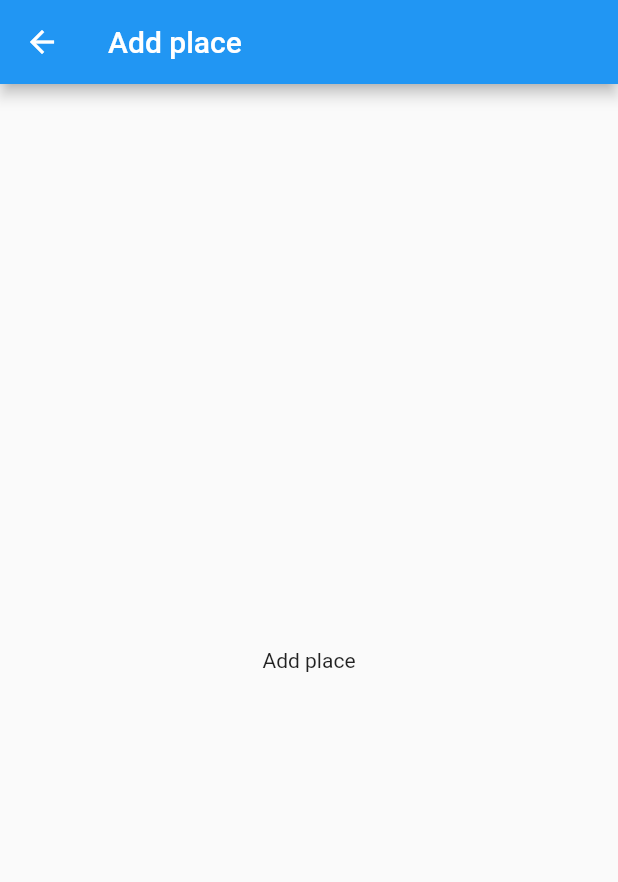
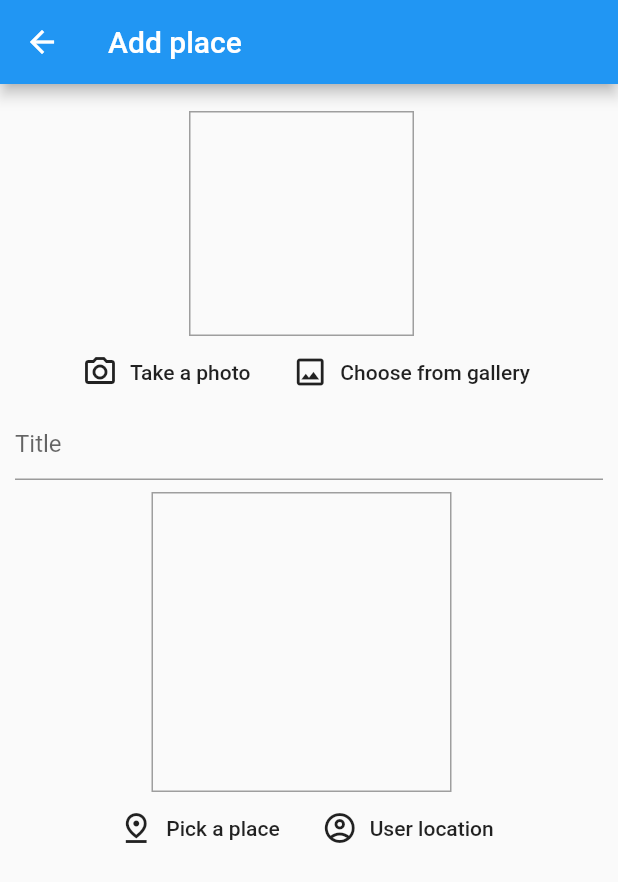
Before and after one commit to mladenmaricbl/places_app, a Flutter app: the AddPlaceScreen screen opened by its route, on a phone screen of 412 x 824 dp. Shown: the top 882 px of the screen. Run offline on Flutter 3.47's test engine with Material 2 defaults, Android fonts, the phone set to English and light mode, and no system bars; our stand-ins replace image_picker.

Commit message:
Init add place screen

```diff
--- a/lib/screens/add_place_screen.dart
+++ b/lib/screens/add_place_screen.dart
@@ -1,4 +1,6 @@
 import 'package:flutter/material.dart';
+import 'package:image_picker/image_picker.dart';
+import 'package:places_app/widgets/pickers/image_picker_widget.dart';
 
 class AddPlaceScreen extends StatelessWidget {
 
@@ -10,8 +12,49 @@ class AddPlaceScreen extends StatelessWidget {
       appBar: AppBar(
         title: Text('Add place'),
       ),
-      body: Center(
-        child: Text('Add place'),
+      body: SingleChildScrollView(
+        child: Padding(
+          padding: const EdgeInsets.all(10.0),
+          child: Column(
+            children: [
+              ImagePickerWidget(),
+              TextField(
+                decoration: InputDecoration(
+                  hintText: 'Title',
+                ),
+              ),
+              Container(
+                width: 200,
+                height: 200,
+                margin: EdgeInsets.only(
+                  top: 8,
+                  right: 10,
+                ),
+                decoration: BoxDecoration(
+                  border: Border.all(
+                    width: 1,
+                    color: Colors.grey,
+                  ),
+                ),
+              ),
+              Row(
+                mainAxisAlignment: MainAxisAlignment.center,
+                children: [
+                  FlatButton.icon(
+                    onPressed: (){},
+                    icon: Icon(Icons.pin_drop_outlined),
+                    label: Text('Pick a place'),
+                  ),
+                  FlatButton.icon(
+                    onPressed: (){},
+                    icon: Icon(Icons.account_circle_outlined),
+                    label: Text('User location'),
+                  )
+                ],
+              ),
+            ],
+          ),
+        )
       ),
     );
   }
--- a/lib/screens/places_screen.dart
+++ b/lib/screens/places_screen.dart
@@ -13,7 +13,7 @@ class PlacesScreen extends StatelessWidget {
           IconButton(
             onPressed: (){
               Navigator.of(context)
-                  .pushReplacementNamed(AddPlaceScreen.routeName);
+                  .pushNamed(AddPlaceScreen.routeName);
             },
             icon: Icon(Icons.add),
           )
--- /dev/null
+++ b/lib/widgets/pickers/image_picker_widget.dart
@@ -0,0 +1,48 @@
+import 'package:flutter/material.dart';
+
+
+class ImagePickerWidget extends StatefulWidget {
+  const ImagePickerWidget({Key? key}) : super(key: key);
+
+  @override
+  _ImagePickerWidgetState createState() => _ImagePickerWidgetState();
+}
+
+class _ImagePickerWidgetState extends State<ImagePickerWidget> {
+  @override
+  Widget build(BuildContext context) {
+    return Column(
+      children: [
+        Container(
+          width: 150,
+          height: 150,
+          margin: EdgeInsets.only(
+            top: 8,
+            right: 10,
+          ),
+          decoration: BoxDecoration(
+            border: Border.all(
+              width: 1,
+              color: Colors.grey,
+            ),
+          ),
+        ),
+        Row(
+          mainAxisAlignment: MainAxisAlignment.center,
+          children: [
+            FlatButton.icon(
+              onPressed: (){},
+              icon: Icon(Icons.camera_alt_outlined),
+              label: Text('Take a photo'),
+            ),
+            FlatButton.icon(
+              onPressed: (){},
+              icon: Icon(Icons.image_outlined),
+              label: Text('Choose from gallery'),
+            )
+          ],
+        ),
+      ],
+    );
+  }
+}
--- a/pubspec.yaml
+++ b/pubspec.yaml
@@ -35,6 +35,7 @@ dependencies:
   # Use with the CupertinoIcons class for iOS style icons.
   cupertino_icons: ^1.0.2
   provider: ^6.0.1
+  image_picker: ^0.8.4+4
 
 dev_dependencies:
   flutter_test:
```
Also changed, not shown: pubspec.lock.
